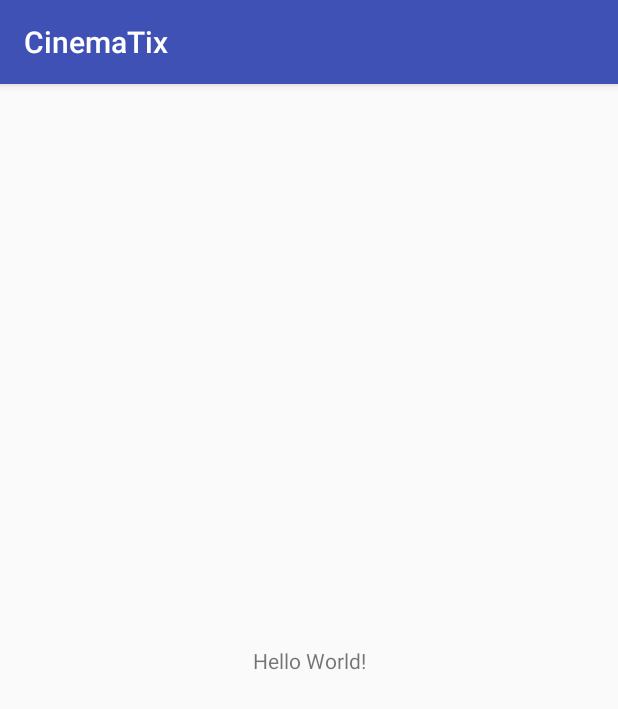
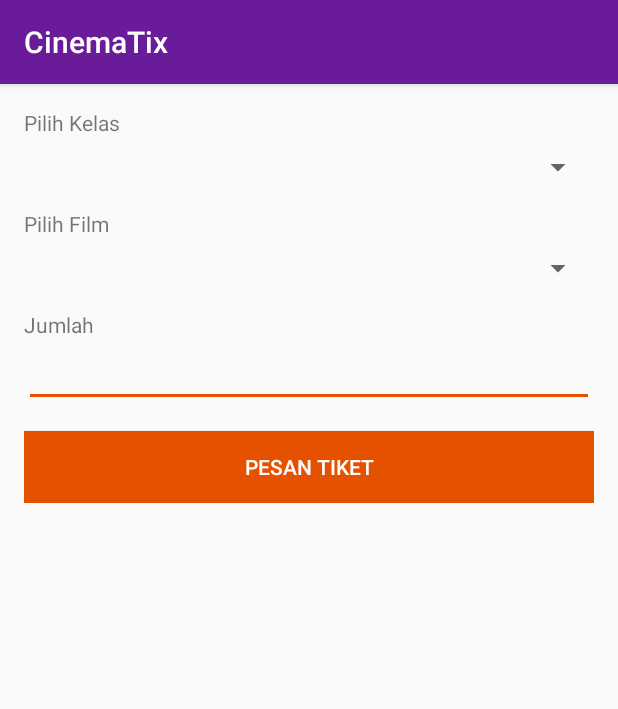
Before and after one commit to wdharmana/CinemaTix, an Android app: the screen it shows after launch (MainActivity), on a phone screen of 412 x 824 dp. Shown: the top 709 px of the screen. Run offline under Robolectric (Android 15) with nearby library versions, the phone set to English and light mode, and no system bars.

Commit message:
starter ui for movie form

```diff
--- a/app/build.gradle
+++ b/app/build.gradle
@@ -25,6 +25,5 @@ dependencies {
         exclude group: 'com.android.support', module: 'support-annotations'
     })
     compile 'com.android.support:appcompat-v7:26.+'
-    compile 'com.android.support.constraint:constraint-layout:1.0.2'
     testCompile 'junit:junit:4.12'
 }
--- a/app/src/main/res/layout/activity_main.xml
+++ b/app/src/main/res/layout/activity_main.xml
@@ -1,19 +1,69 @@
 <?xml version="1.0" encoding="utf-8"?>
-<android.support.constraint.ConstraintLayout
+<RelativeLayout
     xmlns:android="http://schemas.android.com/apk/res/android"
-    xmlns:app="http://schemas.android.com/apk/res-auto"
     xmlns:tools="http://schemas.android.com/tools"
     android:layout_width="match_parent"
     android:layout_height="match_parent"
     tools:context="com.android.cinematix.MainActivity">
 
-    <TextView
-        android:layout_width="wrap_content"
-        android:layout_height="wrap_content"
-        android:text="Hello World!"
-        app:layout_constraintBottom_toBottomOf="parent"
-        app:layout_constraintLeft_toLeftOf="parent"
-        app:layout_constraintRight_toRightOf="parent"
-        app:layout_constraintTop_toTopOf="parent"/>
+    <ScrollView
+        android:layout_width="match_parent"
+        android:layout_height="match_parent">
 
-</android.support.constraint.ConstraintLayout>
+        <LinearLayout
+            android:orientation="vertical"
+            android:padding="@dimen/default_margin"
+            android:layout_width="match_parent"
+            android:layout_height="wrap_content">
+
+            <TextView
+                android:text="Pilih Kelas"
+                android:layout_width="match_parent"
+                android:layout_height="wrap_content"/>
+
+            <Spinner
+                android:id="@+id/sp_class"
+                android:layout_marginBottom="@dimen/default_margin"
+                android:layout_marginTop="@dimen/input_margin"
+                android:layout_width="match_parent"
+                android:layout_height="wrap_content"/>
+
+            <TextView
+                android:text="Pilih Film"
+                android:layout_width="match_parent"
+                android:layout_height="wrap_content"/>
+
+            <Spinner
+                android:id="@+id/sp_movie"
+                android:layout_marginBottom="@dimen/default_margin"
+                android:layout_marginTop="@dimen/input_margin"
+                android:layout_width="match_parent"
+                android:layout_height="wrap_content"/>
+
+            <TextView
+                android:text="Jumlah"
+                android:layout_width="match_parent"
+                android:layout_height="wrap_content"/>
+
+            <EditText
+                android:id="@+id/edt_jumlah"
+                android:layout_marginBottom="@dimen/default_margin"
+                android:inputType="numberSigned"
+                android:layout_width="match_parent"
+                android:layout_height="wrap_content"/>
+
+
+            <Button
+                android:id="@+id/btn_book"
+                android:textColor="@color/white"
+                android:background="@color/colorAccent"
+                android:text="PESAN TIKET"
+                android:layout_width="match_parent"
+                android:layout_height="wrap_content"/>
+
+        </LinearLayout>
+
+    </ScrollView>
+
+
+</RelativeLayout>
--- a/app/src/main/res/values/colors.xml
+++ b/app/src/main/res/values/colors.xml
@@ -1,6 +1,7 @@
 <?xml version="1.0" encoding="utf-8"?>
 <resources>
-    <color name="colorPrimary">#3F51B5</color>
-    <color name="colorPrimaryDark">#303F9F</color>
-    <color name="colorAccent">#FF4081</color>
+    <color name="colorPrimary">#6A1B9A</color>
+    <color name="colorPrimaryDark">#4A148C</color>
+    <color name="colorAccent">#E65100</color>
+    <color name="white">#ffffff</color>
 </resources>
--- /dev/null
+++ b/app/src/main/res/values/dimens.xml
@@ -0,0 +1,5 @@
+<?xml version="1.0" encoding="utf-8"?>
+<resources>
+    <dimen name="default_margin">16dp</dimen>
+    <dimen name="input_margin">8dp</dimen>
+</resources>
```
